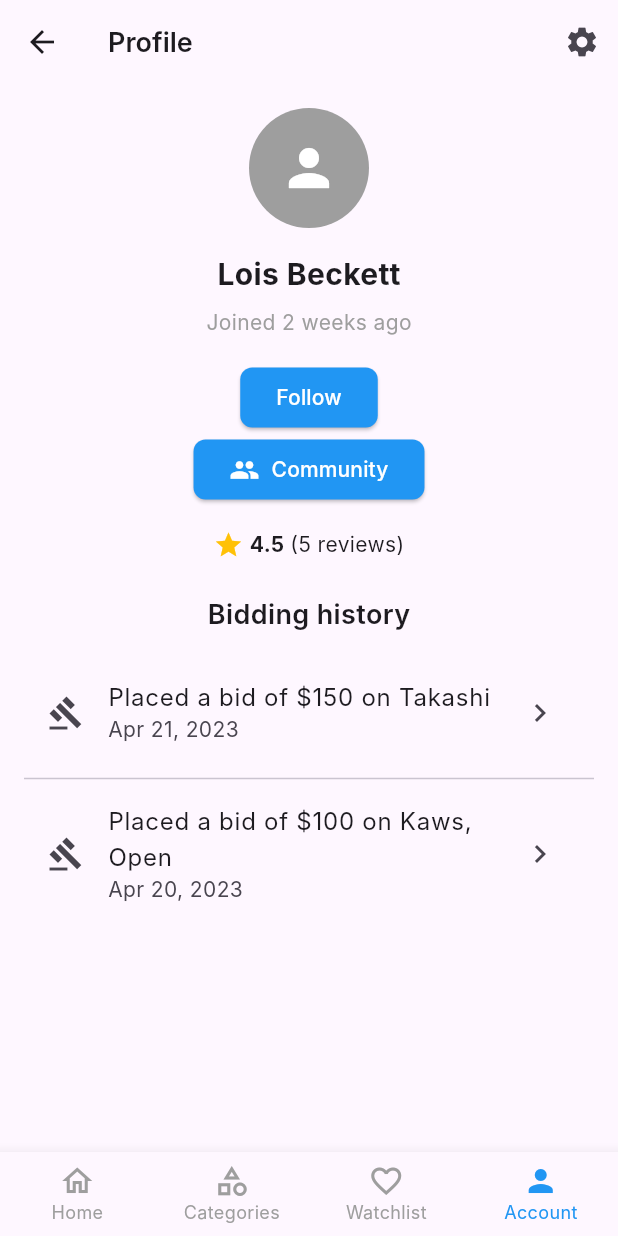
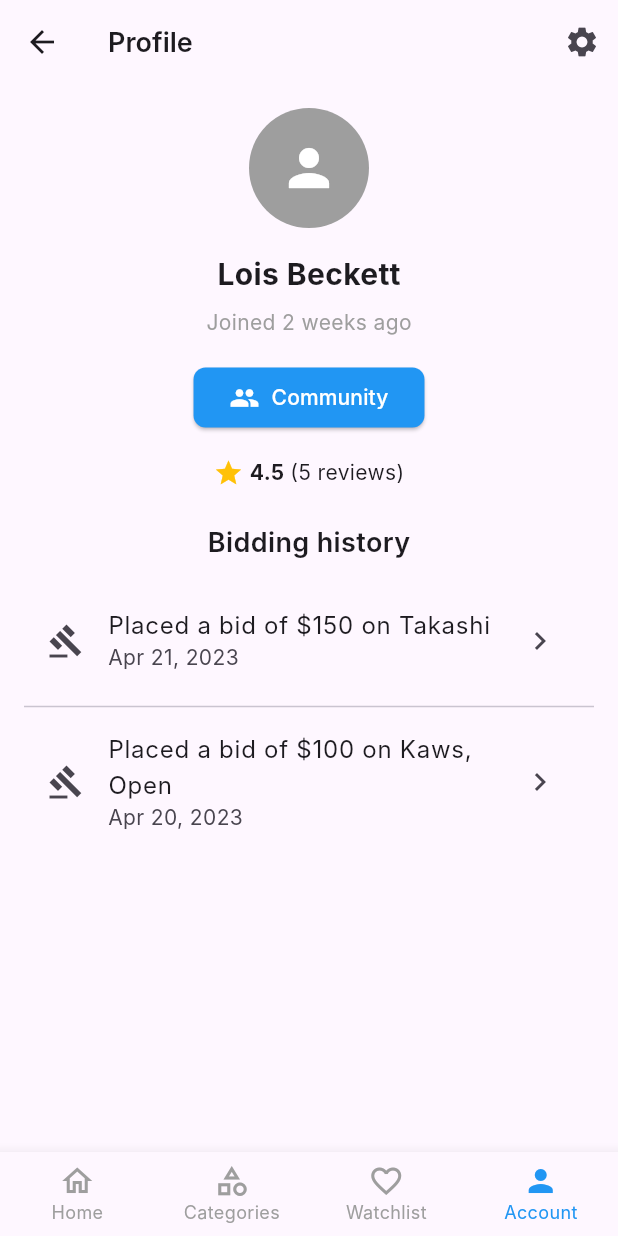
Before and after one commit to SkyBlueFox/ArtToyBidApp, a Flutter app: the ProfileScreen screen opened by its route, on a phone screen of 412 x 824 dp. Run offline on Flutter 3.47's test engine with Material 3 defaults, Android fonts, the phone set to English and light mode, and no system bars; Roboto replaces fonts that are missing (Inter).

Commit message:
Remove follow button in profile page

```diff
--- a/lib/screens/profile_screen.dart
+++ b/lib/screens/profile_screen.dart
@@ -42,19 +42,6 @@ class ProfileScreen extends StatelessWidget {
             const SizedBox(height: 16),
             Column(
               children: [
-                ElevatedButton(
-                  style: ElevatedButton.styleFrom(
-                    backgroundColor: Colors.blue,
-                    shape: RoundedRectangleBorder(
-                      borderRadius: BorderRadius.circular(8),
-                    ),
-                  ),
-                  onPressed: () {},
-                  child: const Text(
-                    'Follow',
-                    style: TextStyle(color: Colors.white),
-                  ),
-                ),
                 ElevatedButton(
                   style: ElevatedButton.styleFrom(
                     backgroundColor: Colors.blue,
```
